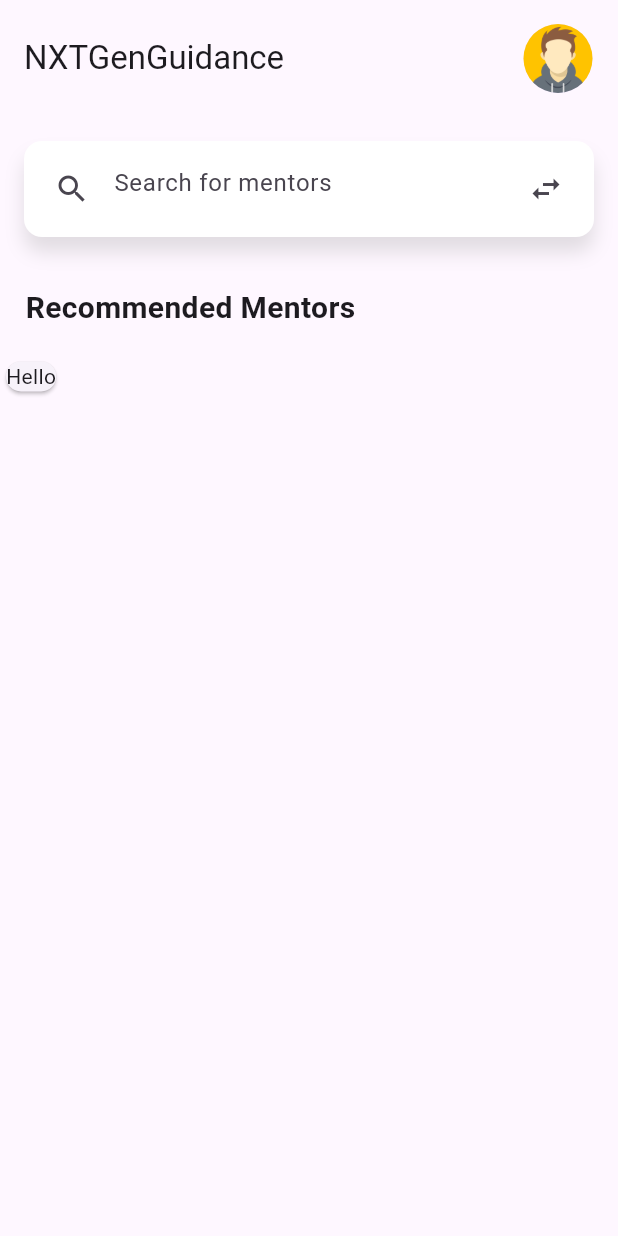
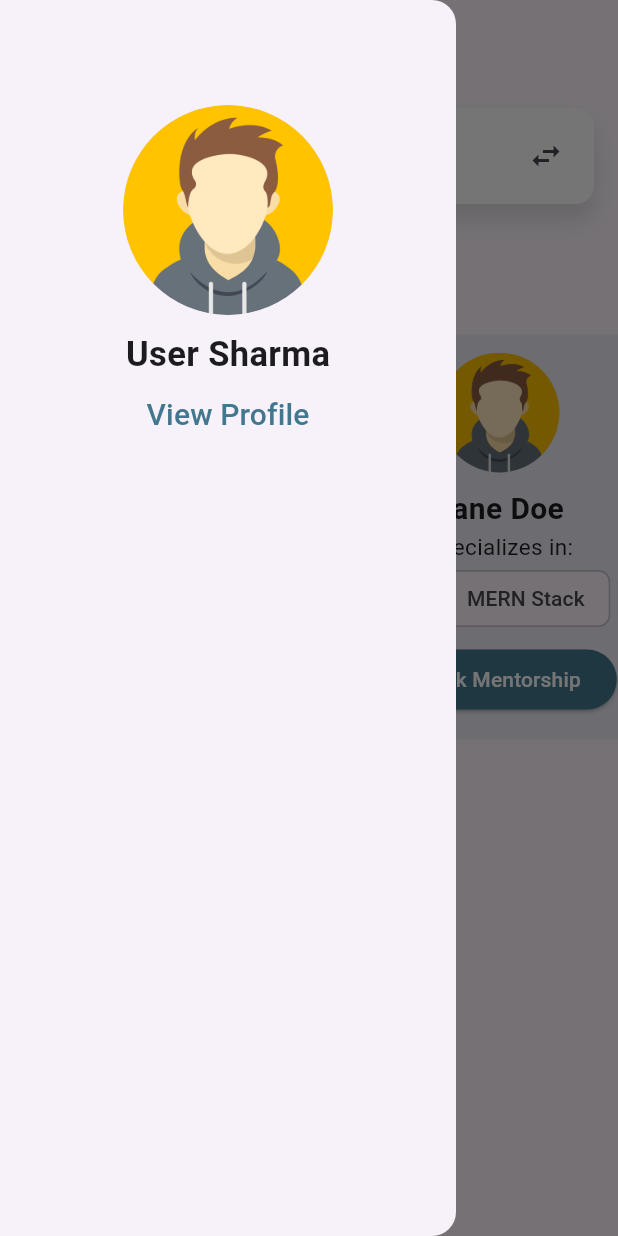
Before and after one commit to ascoder1109/NXTGenGuidanceApp, a Flutter app: the screen it shows after launch, with the side drawer open (before the commit the screen has no drawer), on a phone screen of 412 x 824 dp. Run offline on Flutter 3.47's test engine with Material 3 defaults, Android fonts, the phone set to English and light mode, and no system bars.

Commit message:
Made Recommended Section and Drawer

```diff
--- a/lib/main.dart
+++ b/lib/main.dart
@@ -1,5 +1,5 @@
 import 'package:flutter/material.dart';
-import 'package:nxt_gen_guidance/pages/HomePage.dart';
+import 'package:nxt_gen_guidance/pages/home_page.dart';
 
 void main() {
   runApp(MyApp());
@@ -12,6 +12,7 @@ class MyApp extends StatelessWidget {
   Widget build(BuildContext context) {
     return MaterialApp(
       home: HomePage(),
+      theme: ThemeData(useMaterial3: true),
     );
   }
 }
--- a/lib/pages/HomePage.dart
+++ /dev/null
@@ -1,48 +0,0 @@
-import 'package:flutter/material.dart';
-import 'package:nxt_gen_guidance/widgets/SearchBar.dart';
-
-class HomePage extends StatelessWidget {
-  const HomePage({super.key});
-
-  @override
-  Widget build(BuildContext context) {
-    return Scaffold(
-      appBar: AppBar(
-        toolbarHeight: 78,
-        title: const Text("NXTGenGuidance"),
-        actions: const [
-          Padding(
-            padding: EdgeInsets.all(16.0),
-            child: CircleAvatar(
-              backgroundImage: AssetImage("assets/images/avatar_image.png"),
-              radius: 24,
-            ),
-          )
-        ],
-      ),
-      body: Column(
-        crossAxisAlignment: CrossAxisAlignment.start,
-        children: [
-          AppSearchBar(),
-          Padding(
-            padding: const EdgeInsets.all(17.0),
-            child: SizedBox(
-                child: Text(
-              "Recommended Mentors",
-              style: TextStyle(fontWeight: FontWeight.bold, fontSize: 20),
-            )),
-          ),
-          Row(
-            children: [
-              Card(
-                child: Container(
-                  child: Text("Hello"),
-                ),
-              )
-            ],
-          )
-        ],
-      ),
-    );
-  }
-}
--- /dev/null
+++ b/lib/pages/home_page.dart
@@ -0,0 +1,57 @@
+import 'package:flutter/material.dart';
+import 'package:flutter/widgets.dart';
+import 'package:nxt_gen_guidance/widgets/drawer_widget.dart';
+import 'package:nxt_gen_guidance/widgets/recommended_mentor_card.dart';
+import 'package:nxt_gen_guidance/widgets/search_bar.dart';
+
+class HomePage extends StatelessWidget {
+  const HomePage({super.key});
+
+  @override
+  Widget build(BuildContext context) {
+    return Scaffold(
+      appBar: AppBar(
+        title: Text("NXTGenGuidance"),
+      ),
+      drawer: DrawerWidget(),
+      body: Column(
+        crossAxisAlignment: CrossAxisAlignment.start,
+        children: [
+          AppSearchBar(),
+          Padding(
+            padding: const EdgeInsets.all(17.0),
+            child: SizedBox(
+                child: Text(
+              "Recommended Mentors",
+              style: TextStyle(fontWeight: FontWeight.bold, fontSize: 23),
+            )),
+          ),
+          SingleChildScrollView(
+            scrollDirection: Axis.horizontal,
+            child: Wrap(
+              spacing: 6,
+              children: [
+                RecommendedMentorCard(
+                  mentorName: "John Doe",
+                  avatarProfileLocation: "assets/images/avatar_image.png",
+                ),
+                RecommendedMentorCard(
+                  mentorName: "Jane Doe",
+                  avatarProfileLocation: "assets/images/avatar_image.png",
+                ),
+                RecommendedMentorCard(
+                  mentorName: "Max Mustermann",
+                  avatarProfileLocation: "assets/images/avatar_image.png",
+                ),
+                RecommendedMentorCard(
+                  mentorName: "John Doe",
+                  avatarProfileLocation: "assets/images/avatar_image.png",
+                ),
+              ],
+            ),
+          )
+        ],
+      ),
+    );
+  }
+}
--- /dev/null
+++ b/lib/widgets/drawer_widget.dart
@@ -0,0 +1,38 @@
+import 'package:flutter/material.dart';
+
+class DrawerWidget extends StatelessWidget {
+  const DrawerWidget({
+    super.key,
+  });
+
+  @override
+  Widget build(BuildContext context) {
+    return Drawer(
+      child: Column(
+        children: [
+          SizedBox(
+            height: 70,
+          ),
+          CircleAvatar(
+            backgroundImage: AssetImage("assets/images/avatar_image.png"),
+            radius: 70,
+          ),
+          SizedBox(
+            height: 10,
+          ),
+          Text(
+            "User Sharma",
+            style: TextStyle(fontWeight: FontWeight.bold, fontSize: 23),
+          ),
+          TextButton(
+              onPressed: () {},
+              child: Text(
+                "View Profile",
+                style: TextStyle(
+                    fontSize: 20, color: Color.fromRGBO(66, 119, 142, 1)),
+              ))
+        ],
+      ),
+    );
+  }
+}
--- /dev/null
+++ b/lib/widgets/recommended_mentor_card.dart
@@ -0,0 +1,90 @@
+import 'package:flutter/material.dart';
+import 'package:flutter/widgets.dart';
+
+class RecommendedMentorCard extends StatelessWidget {
+  final String mentorName;
+  final String avatarProfileLocation;
+  RecommendedMentorCard(
+      {super.key,
+      required this.mentorName,
+      required this.avatarProfileLocation});
+
+  @override
+  Widget build(BuildContext context) {
+    return Card(
+      elevation: 0,
+      color: Color.fromRGBO(66, 119, 142, 0.088),
+      shape: RoundedRectangleBorder(borderRadius: BorderRadius.circular(20)),
+      child: Container(
+          height: 270,
+          width: 210,
+          child: Column(
+            children: [
+              SizedBox(
+                height: 12,
+              ),
+              CircleAvatar(
+                backgroundImage: AssetImage(avatarProfileLocation),
+                radius: 40,
+              ),
+              const SizedBox(
+                height: 10,
+              ),
+              Text(
+                mentorName,
+                style: TextStyle(fontWeight: FontWeight.bold, fontSize: 20),
+              ),
+              Text(
+                "Specializes in:",
+                style: TextStyle(fontSize: 15),
+              ),
+              SingleChildScrollView(
+                scrollDirection: Axis.horizontal,
+                child: Wrap(
+                  spacing: 5,
+                  children: [
+                    ChipBelowAvatarImage(
+                      skill: "DSA",
+                    ),
+                    ChipBelowAvatarImage(
+                      skill: "MERN Stack",
+                    ),
+                    ChipBelowAvatarImage(
+                      skill: "Competitive Programming",
+                    ),
+                    ChipBelowAvatarImage(
+                      skill: "Machine Learning",
+                    ),
+                  ],
+                ),
+              ),
+              SizedBox(
+                height: 6,
+              ),
+              ElevatedButton(
+                onPressed: () {},
+                child: Text("Book Mentorship"),
+                style: ButtonStyle(
+                  backgroundColor: MaterialStateProperty.all<Color>(
+                      const Color.fromRGBO(66, 119, 142, 1)),
+                  foregroundColor: MaterialStateProperty.all<Color>(
+                      Color.fromARGB(255, 255, 255, 255)),
+                ),
+              )
+            ],
+          )),
+    );
+  }
+}
+
+class ChipBelowAvatarImage extends StatelessWidget {
+  final String skill;
+  const ChipBelowAvatarImage({super.key, required this.skill});
+
+  @override
+  Widget build(BuildContext context) {
+    return Chip(
+        shape: RoundedRectangleBorder(borderRadius: BorderRadius.circular(8)),
+        label: Text(skill));
+  }
+}
```
Also changed, not shown: lib/widgets/search_bar.dart (renamed from lib/widgets/SearchBar.dart), 1 other file.
